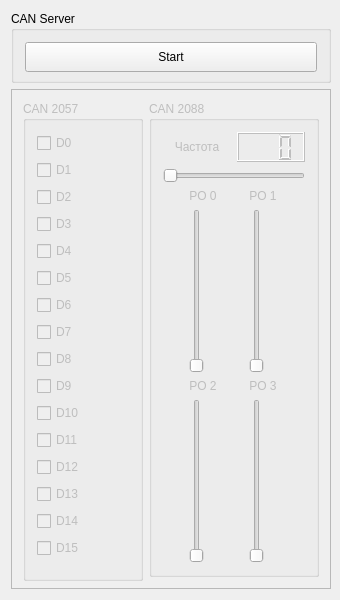
Above: Megatron-server/server.ui from sseitov/Megatron before the change. Below: the same form after it.
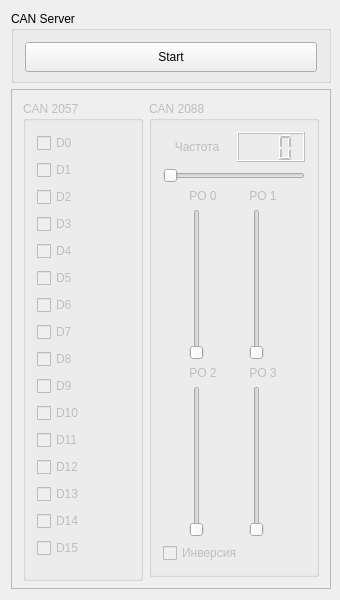
That is the form after the change.

Diff of the .ui file:
```diff
--- a/Megatron-server/server.ui
+++ b/Megatron-server/server.ui
@@ -387,6 +387,13 @@
            </item>
           </layout>
          </item>
+         <item>
+          <widget class="QCheckBox" name="inversion">
+           <property name="text">
+            <string>Инверсия</string>
+           </property>
+          </widget>
+         </item>
         </layout>
        </widget>
       </item>
```
